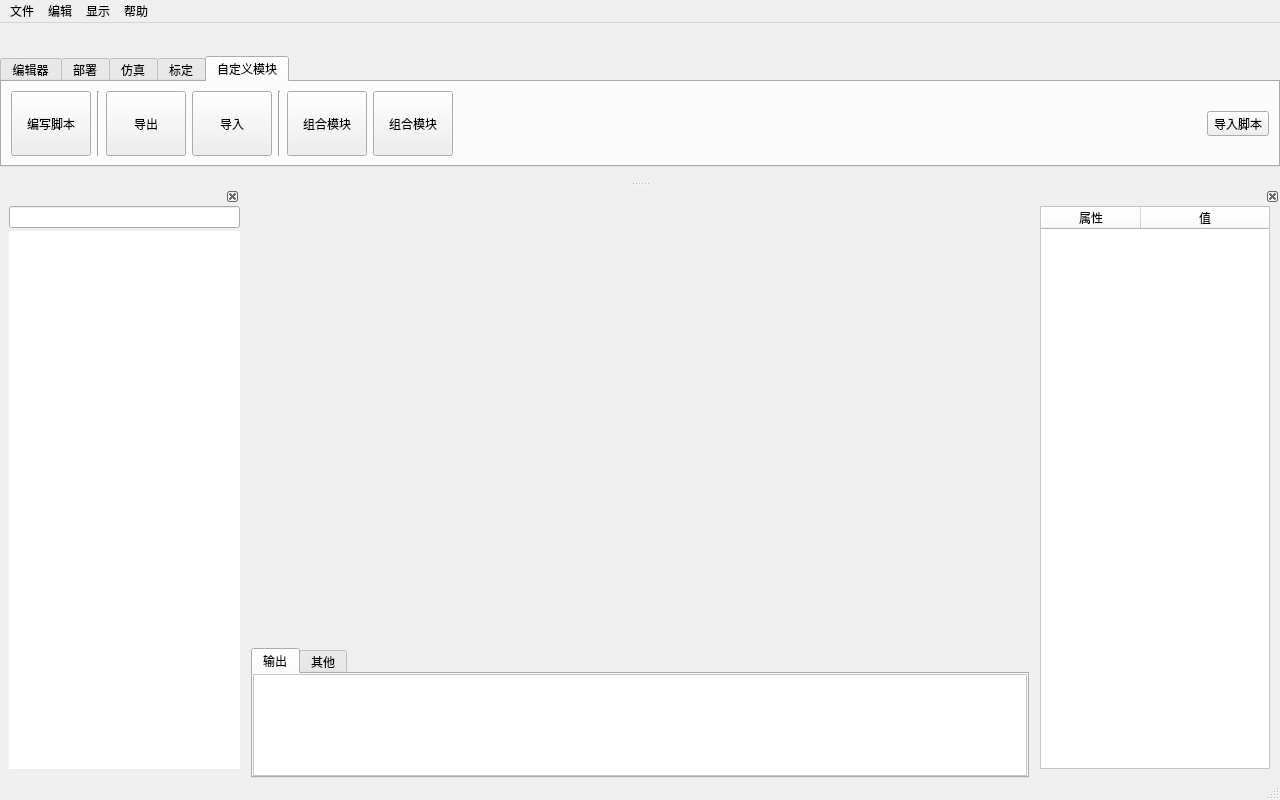
Qt form dialogs/mainwindow.ui (L-Net-1992/ADAS_AD_Developer) before a commit.
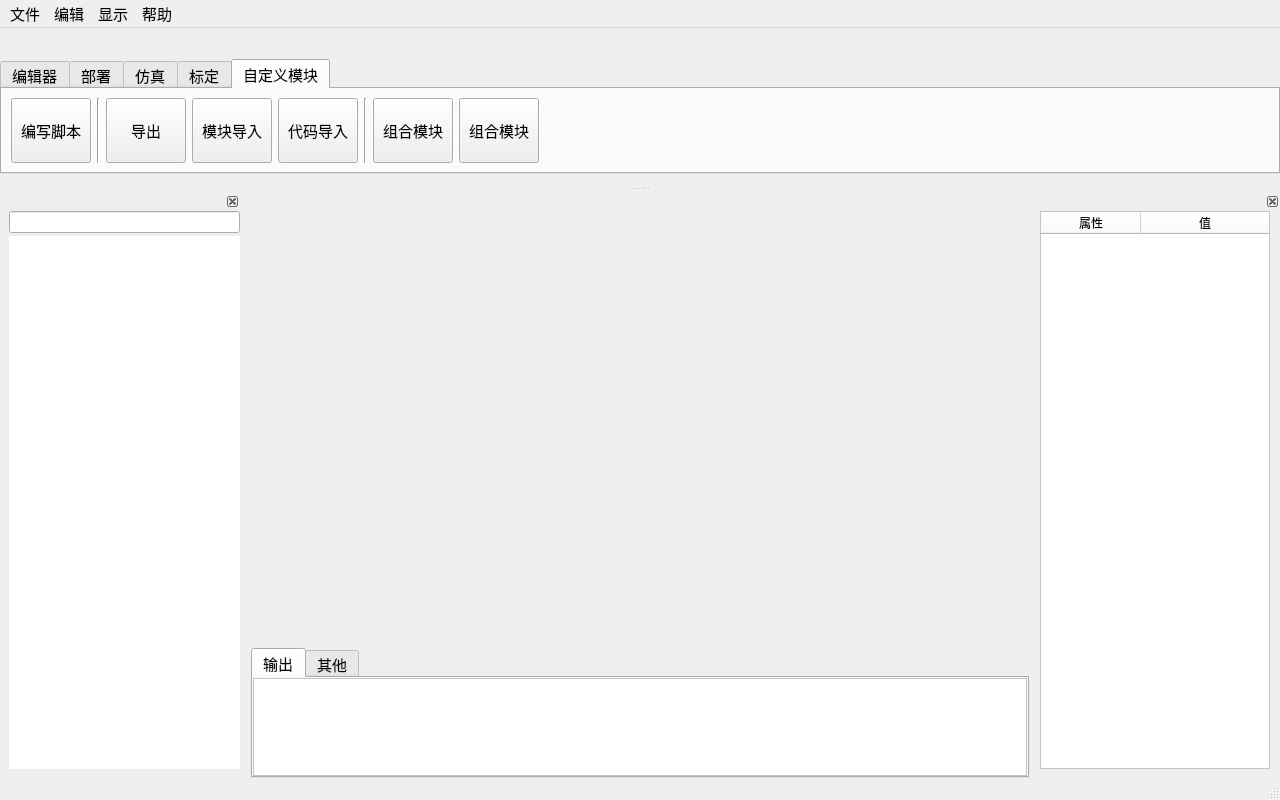
The same form after that commit. The open tabs and pages were chosen to show the change. Icons and pictures are not drawn. Custom widgets are drawn as their Qt base class.

Patch:
```diff
--- a/dialogs/mainwindow.ui
+++ b/dialogs/mainwindow.ui
@@ -104,6 +104,11 @@
           <height>16777215</height>
          </size>
         </property>
+        <property name="font">
+         <font>
+          <pointsize>11</pointsize>
+         </font>
+        </property>
         <property name="acceptDrops">
          <bool>false</bool>
         </property>
@@ -123,6 +128,11 @@
           <height>130</height>
          </size>
         </property>
+        <property name="font">
+         <font>
+          <pointsize>11</pointsize>
+         </font>
+        </property>
         <property name="styleSheet">
          <string notr="true"/>
         </property>
@@ -160,6 +170,11 @@
           </property>
           <item>
            <widget class="QPlainTextEdit" name="pte_output">
+            <property name="font">
+             <font>
+              <pointsize>11</pointsize>
+             </font>
+            </property>
             <property name="styleSheet">
              <string notr="true">background-color:#FFFFFF</string>
             </property>
@@ -196,7 +211,17 @@
      <height>27</height>
     </rect>
    </property>
+   <property name="font">
+    <font>
+     <pointsize>11</pointsize>
+    </font>
+   </property>
    <widget class="QMenu" name="menuFile">
+    <property name="font">
+     <font>
+      <pointsize>11</pointsize>
+     </font>
+    </property>
     <property name="title">
      <string>文件</string>
     </property>
@@ -603,7 +628,9 @@
         </size>
        </property>
        <property name="font">
-        <font/>
+        <font>
+         <pointsize>11</pointsize>
+        </font>
        </property>
        <property name="styleSheet">
         <string notr="true">/*background:rgb(240, 240, 240)*/</string>
@@ -1440,6 +1467,11 @@
              <height>0</height>
             </size>
            </property>
+           <property name="font">
+            <font>
+             <pointsize>11</pointsize>
+            </font>
+           </property>
            <property name="focusPolicy">
             <enum>Qt::NoFocus</enum>
            </property>
@@ -1488,6 +1520,11 @@
              <height>0</height>
             </size>
            </property>
+           <property name="font">
+            <font>
+             <pointsize>11</pointsize>
+            </font>
+           </property>
            <property name="focusPolicy">
             <enum>Qt::NoFocus</enum>
            </property>
@@ -1523,11 +1560,16 @@
              <height>0</height>
             </size>
            </property>
+           <property name="font">
+            <font>
+             <pointsize>11</pointsize>
+            </font>
+           </property>
            <property name="focusPolicy">
             <enum>Qt::NoFocus</enum>
            </property>
            <property name="text">
-            <string>导入</string>
+            <string>模块导入</string>
            </property>
            <property name="icon">
             <iconset resource="../image.qrc">
@@ -1544,6 +1586,46 @@
            </property>
           </widget>
          </item>
+         <item>
+          <widget class="QToolButton" name="tb_import_code">
+           <property name="sizePolicy">
+            <sizepolicy hsizetype="Preferred" vsizetype="Preferred">
+             <horstretch>0</horstretch>
+             <verstretch>0</verstretch>
+            </sizepolicy>
+           </property>
+           <property name="minimumSize">
+            <size>
+             <width>80</width>
+             <height>0</height>
+            </size>
+           </property>
+           <property name="font">
+            <font>
+             <pointsize>11</pointsize>
+            </font>
+           </property>
+           <property name="focusPolicy">
+            <enum>Qt::NoFocus</enum>
+           </property>
+           <property name="text">
+            <string>代码导入</string>
+           </property>
+           <property name="icon">
+            <iconset resource="../image.qrc">
+             <normaloff>:/res/Import_24.png</normaloff>:/res/Import_24.png</iconset>
+           </property>
+           <property name="iconSize">
+            <size>
+             <width>24</width>
+             <height>24</height>
+            </size>
+           </property>
+           <property name="toolButtonStyle">
+            <enum>Qt::ToolButtonTextUnderIcon</enum>
+           </property>
+          </widget>
+         </item>
          <item>
           <widget class="Line" name="line_5">
            <property name="enabled">
@@ -1571,6 +1653,11 @@
              <height>0</height>
             </size>
            </property>
+           <property name="font">
+            <font>
+             <pointsize>11</pointsize>
+            </font>
+           </property>
            <property name="focusPolicy">
             <enum>Qt::NoFocus</enum>
            </property>
@@ -1609,6 +1696,11 @@
              <height>0</height>
             </size>
            </property>
+           <property name="font">
+            <font>
+             <pointsize>11</pointsize>
+            </font>
+           </property>
            <property name="focusPolicy">
             <enum>Qt::NoFocus</enum>
            </property>
@@ -1643,29 +1735,6 @@
            </property>
           </spacer>
          </item>
-         <item>
-          <widget class="QToolButton" name="tb_import">
-           <property name="focusPolicy">
-            <enum>Qt::NoFocus</enum>
-           </property>
-           <property name="text">
-            <string>导入脚本</string>
-           </property>
-           <property name="icon">
-            <iconset resource="../image.qrc">
-             <normaloff>:/res/Import_24.png</normaloff>:/res/Import_24.png</iconset>
-           </property>
-           <property name="iconSize">
-            <size>
-             <width>24</width>
-             <height>24</height>
-            </size>
-           </property>
-           <property name="toolButtonStyle">
-            <enum>Qt::ToolButtonTextUnderIcon</enum>
-           </property>
-          </widget>
-         </item>
         </layout>
        </widget>
       </widget>
```
Left out of the diff: 50 changed lines with no effect on the pictures.
